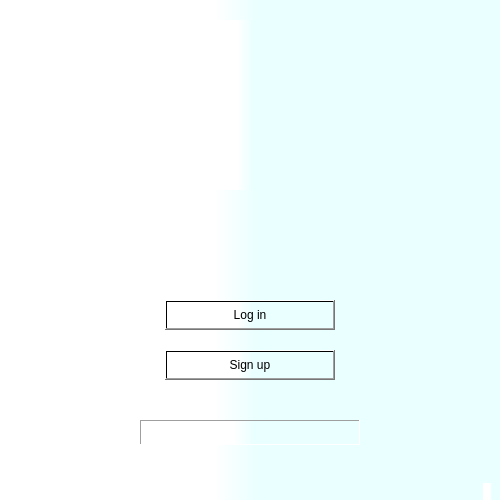
AmirHasanTaban/IUT-Messanger, file Project_AA/messenger.ui: the form before one commit.
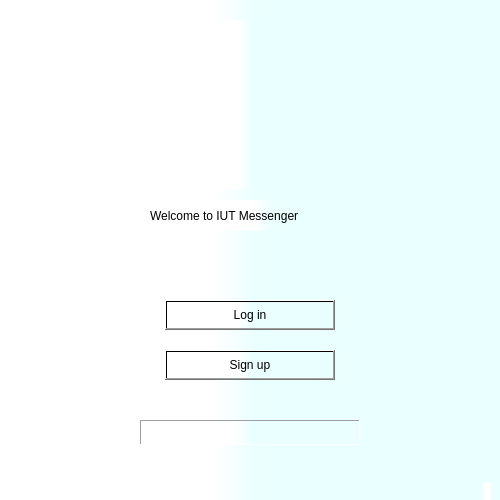
The form after the commit. Icons and pictures are not drawn.

Patch:
```diff
--- a/Project_AA/messenger.ui
+++ b/Project_AA/messenger.ui
@@ -81,6 +81,22 @@
      <bool>true</bool>
     </property>
    </widget>
+   <widget class="QLabel" name="label_2">
+    <property name="geometry">
+     <rect>
+      <x>150</x>
+      <y>200</y>
+      <width>241</width>
+      <height>31</height>
+     </rect>
+    </property>
+    <property name="styleSheet">
+     <string notr="true">font: 700 12pt &quot;Segoe UI&quot;;</string>
+    </property>
+    <property name="text">
+     <string>Welcome to IUT Messenger</string>
+    </property>
+   </widget>
   </widget>
   <widget class="QMenuBar" name="menubar">
    <property name="geometry">
```
Left out of the diff: 9 changed lines with no effect on the pictures.
